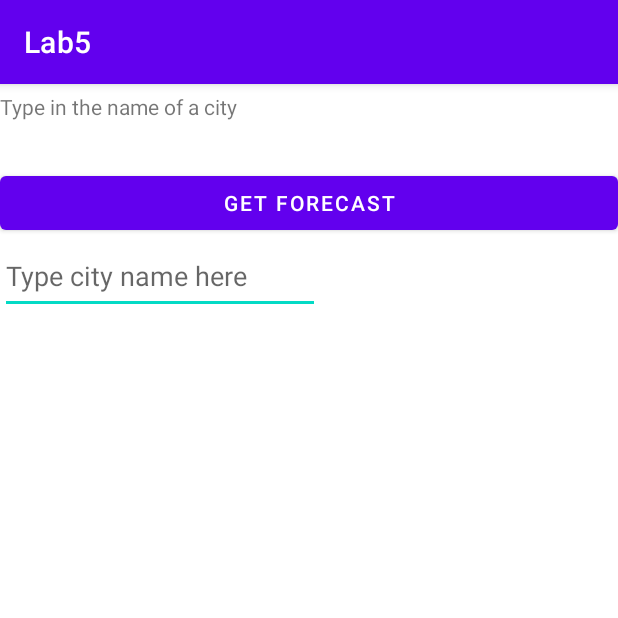
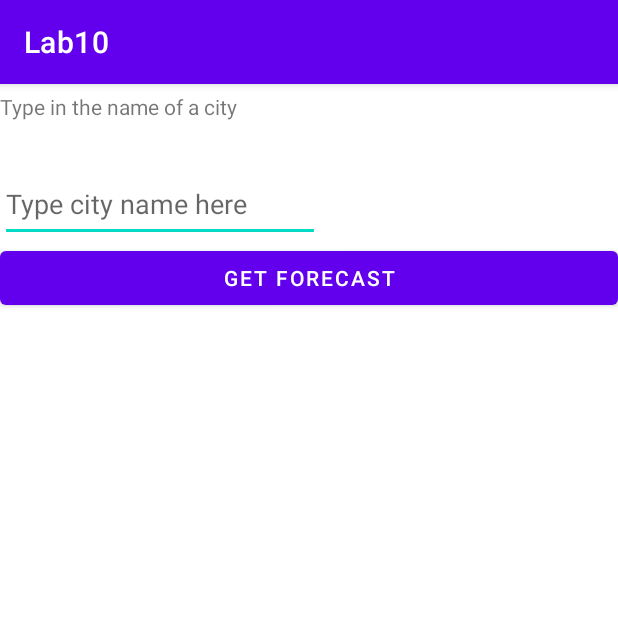
Before and after one commit to jianglianni/Lab5, an Android app: the screen it shows after launch (MainActivity), on a phone screen of 412 x 824 dp, the top half of it. Run offline under Robolectric (Android 15) with nearby library versions, the phone set to English and light mode, and no system bars; our stand-ins replace Volley.

Commit message:
Finished Week10 in JSON

```diff
--- a/app/src/main/res/layout/activity_main.xml
+++ b/app/src/main/res/layout/activity_main.xml
@@ -14,12 +14,6 @@
         android:layout_marginTop="5dp"
         android:text="Type in the name of a city" />
 
-    <Button
-        android:id="@+id/button"
-        android:layout_width="match_parent"
-        android:layout_height="wrap_content"
-        android:text="GET FORECAST" />
-
     <EditText
         android:id="@+id/editText"
         android:layout_width="wrap_content"
@@ -27,6 +21,12 @@
         android:ems="10"
         android:hint="Type city name here"
         android:inputType="textPersonName" />
+
+    <Button
+        android:id="@+id/button"
+        android:layout_width="match_parent"
+        android:layout_height="wrap_content"
+        android:text="GET FORECAST" />
 
     <TextView
         android:id="@+id/temp"
--- a/app/src/main/res/values/strings.xml
+++ b/app/src/main/res/values/strings.xml
@@ -1,3 +1,3 @@
 <resources>
-    <string name="app_name">Lab5</string>
+    <string name="app_name">Lab10</string>
 </resources>
```
